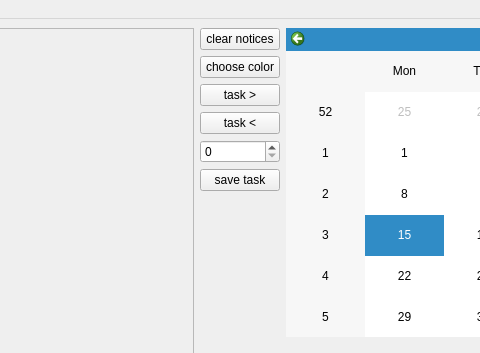
Old version of the form DailyTasksManager/mainwindow.ui in the repository Sautenko-Andrey/DailyTasksManager; both pictures show x 443 to 923 and y 0 to 353 of the 1366 by 768 pixel window.
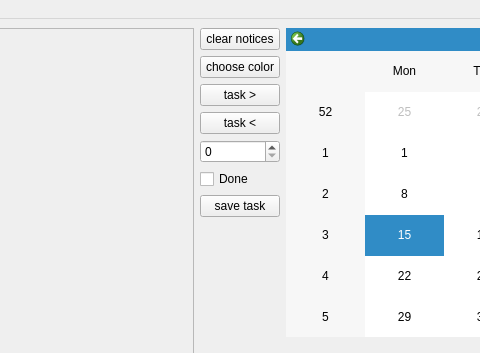
New version of the form.

Commit message: attached <done> tool. changed database table schema(it includes task status from now)

Diff of the .ui file:
```diff
--- a/DailyTasksManager/mainwindow.ui
+++ b/DailyTasksManager/mainwindow.ui
@@ -84,6 +84,13 @@
           <item>
            <widget class="QSpinBox" name="penWidthSpinBox"/>
           </item>
+          <item>
+           <widget class="QCheckBox" name="doneCheckBox">
+            <property name="text">
+             <string>Done</string>
+            </property>
+           </widget>
+          </item>
           <item>
            <widget class="QPushButton" name="saveTaskButton">
             <property name="text">
```
The commit also changes 2 other files.
